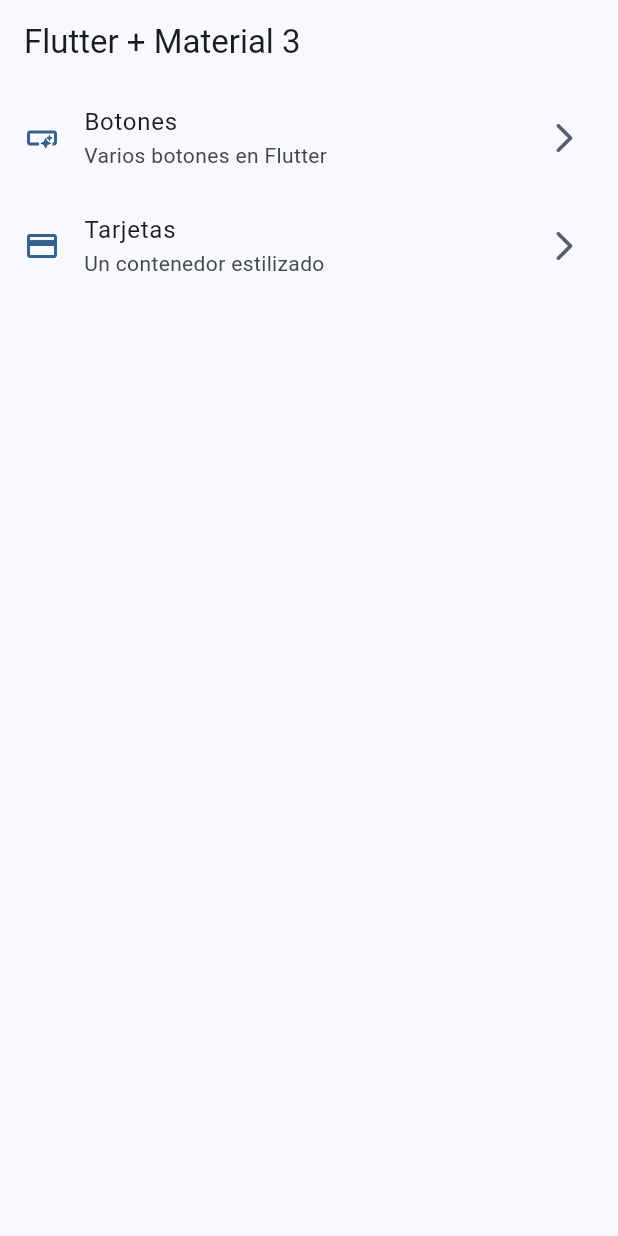
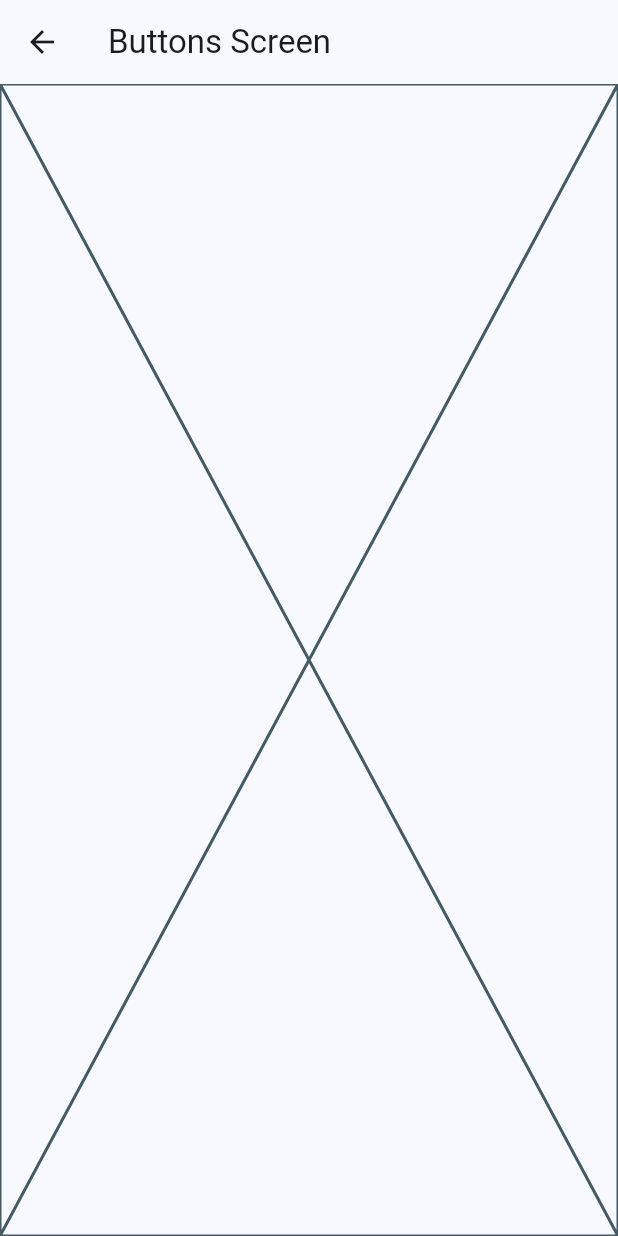
Before and after one commit to rodillo23/Widgets, a Flutter app: the screen it shows after launch, after a tap on "Botones", on a phone screen of 412 x 824 dp. Run offline on Flutter 3.47's test engine with Material 2 defaults, Android fonts, the phone set to English and light mode, and no system bars.

```diff
--- a/lib/config/menu/menu_item.dart
+++ b/lib/config/menu/menu_item.dart
@@ -26,7 +26,7 @@ const appMenuItems = <MenuItem>[
   MenuItem(
     title: 'Tarjetas',
     subTitle: 'Un contenedor estilizado',
-    link: '/card',
+    link: '/cards',
     icon: Icons.credit_card
   )
 ];
--- a/lib/main.dart
+++ b/lib/main.dart
@@ -1,5 +1,7 @@
 import 'package:flutter/material.dart';
 import 'package:widgets_app/config/theme/app_theme.dart';
+import 'package:widgets_app/presentation/screens/buttons/buttons_screen.dart';
+import 'package:widgets_app/presentation/screens/cards/cards_screen.dart';
 import 'package:widgets_app/presentation/screens/home/home_screen.dart';
 
 void main() {
@@ -14,7 +16,11 @@ class MainApp extends StatelessWidget {
     return MaterialApp(
       debugShowCheckedModeBanner: false,
       theme: AppTheme(selectedColor: 0).getTheme(),
-      home: const HomeScreen()
+      home: const HomeScreen(),
+      routes: {
+        '/buttons':(context) => const ButtonsScreen(),
+        '/cards' :(context) => const CardsScreen()
+      },
     );
   }
 }
--- /dev/null
+++ b/lib/presentation/screens/buttons/buttons_screen.dart
@@ -0,0 +1,15 @@
+import 'package:flutter/material.dart';
+
+class ButtonsScreen extends StatelessWidget {
+  const ButtonsScreen({super.key});
+
+  @override
+  Widget build(BuildContext context) {
+    return Scaffold(
+      appBar: AppBar(
+        title: const Text('Buttons Screen'),
+      ),
+      body: const Placeholder(),
+    );
+  }
+}
--- a/lib/presentation/screens/home/home_screen.dart
+++ b/lib/presentation/screens/home/home_screen.dart
@@ -1,5 +1,6 @@
 import 'package:flutter/material.dart';
 import 'package:widgets_app/config/menu/menu_item.dart';
+import 'package:widgets_app/presentation/screens/buttons/buttons_screen.dart';
 
 class HomeScreen extends StatelessWidget {
   const HomeScreen({super.key});
@@ -53,7 +54,12 @@ class _CustomListTile extends StatelessWidget {
       ),
       trailing: Icon(Icons.arrow_forward_ios_rounded, color: colors.secondary,),
       onTap: () {
-        //TODO: Navegar a otra pantalla
+
+        /*Navigator.of(context).push(
+          MaterialPageRoute(builder: (context) => const ButtonsScreen(),)
+        );*/
+
+        Navigator.pushNamed(context, menuItem.link);
       },
     );
   }
```
Also changed, not shown: lib/presentation/screens/cards/cards_screen.dart (added, +15 -0 lines).
